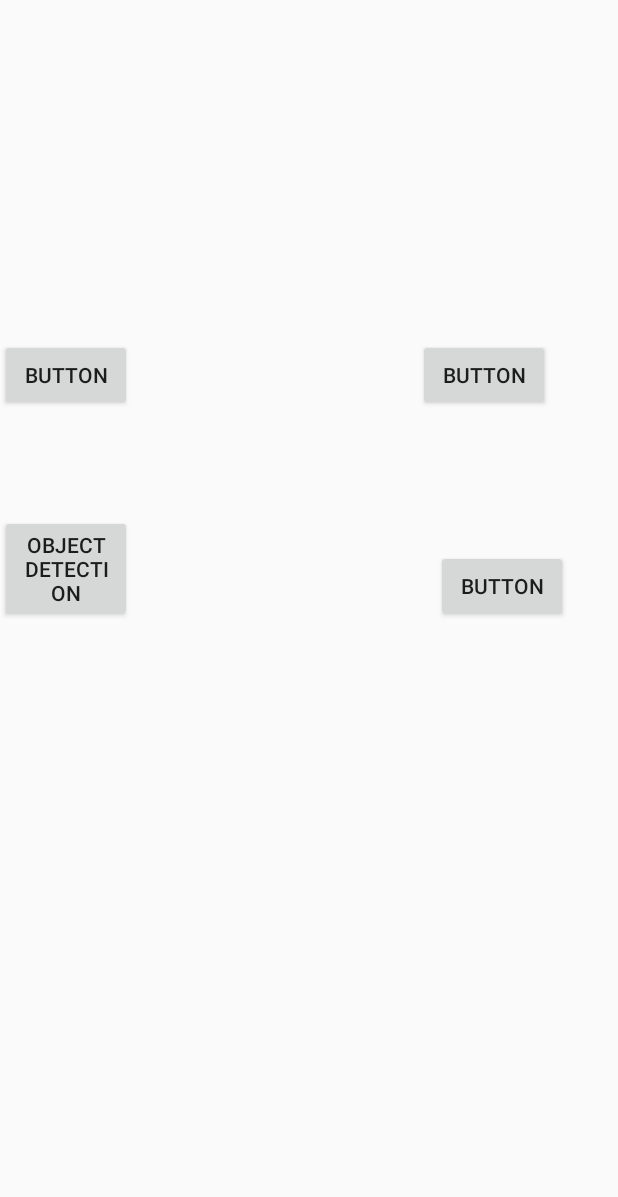
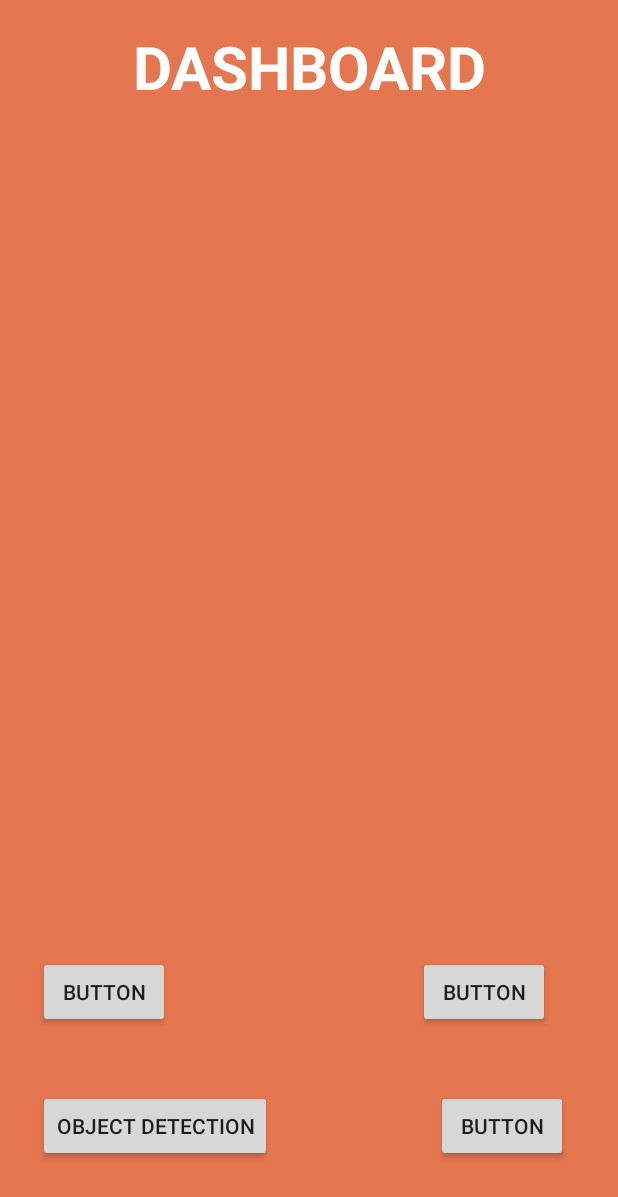
Before and after one commit to josephv7/Knights_Mits_Hackathon, an Android app: the Home screen opened directly, with no data from a screen before it, on a phone screen of 412 x 824 dp. Shown: the top 1197 px of the screen. Run offline under Robolectric (Android 15) with nearby library versions, the phone set to English and light mode, and no system bars; our stand-ins replace Volley.

Commit message:
home updated

```diff
--- a/Vita/app/src/main/res/layout/activity_home.xml
+++ b/Vita/app/src/main/res/layout/activity_home.xml
@@ -3,17 +3,30 @@
     xmlns:app="http://schemas.android.com/apk/res-auto"
     xmlns:tools="http://schemas.android.com/tools"
     android:layout_width="match_parent"
+    android:background="#e47650"
     android:layout_height="match_parent"
     tools:context="com.knights.vita.Home">
+
+    <TextView
+        android:layout_width="match_parent"
+        android:layout_height="wrap_content"
+        android:layout_alignParentStart="true"
+        android:layout_alignParentTop="true"
+        android:layout_marginTop="17dp"
+        android:gravity="center_horizontal"
+        android:text="DASHBOARD"
+        android:textColor="#fff"
+        android:textSize="40dp"
+        android:textStyle="bold" />
 
 
     <Button
         android:id="@+id/geneData"
         android:layout_width="wrap_content"
         android:layout_height="wrap_content"
-        android:layout_alignParentStart="true"
-        android:layout_alignParentTop="true"
-        android:layout_marginTop="226dp"
+        android:layout_above="@+id/fit"
+        android:layout_alignStart="@+id/object"
+        android:layout_marginBottom="41dp"
         android:text="Button"
         tools:text="GENE DATA" />
 
@@ -31,9 +44,10 @@
         android:id="@+id/object"
         android:layout_width="wrap_content"
         android:layout_height="wrap_content"
-        android:layout_alignEnd="@+id/geneData"
-        android:layout_below="@+id/geneData"
-        android:layout_marginTop="69dp"
+        android:layout_alignParentBottom="true"
+        android:layout_alignParentStart="true"
+        android:layout_marginBottom="49dp"
+        android:layout_marginStart="25dp"
         android:text="OBJECT DETECTION" />
 
     <Button
```
